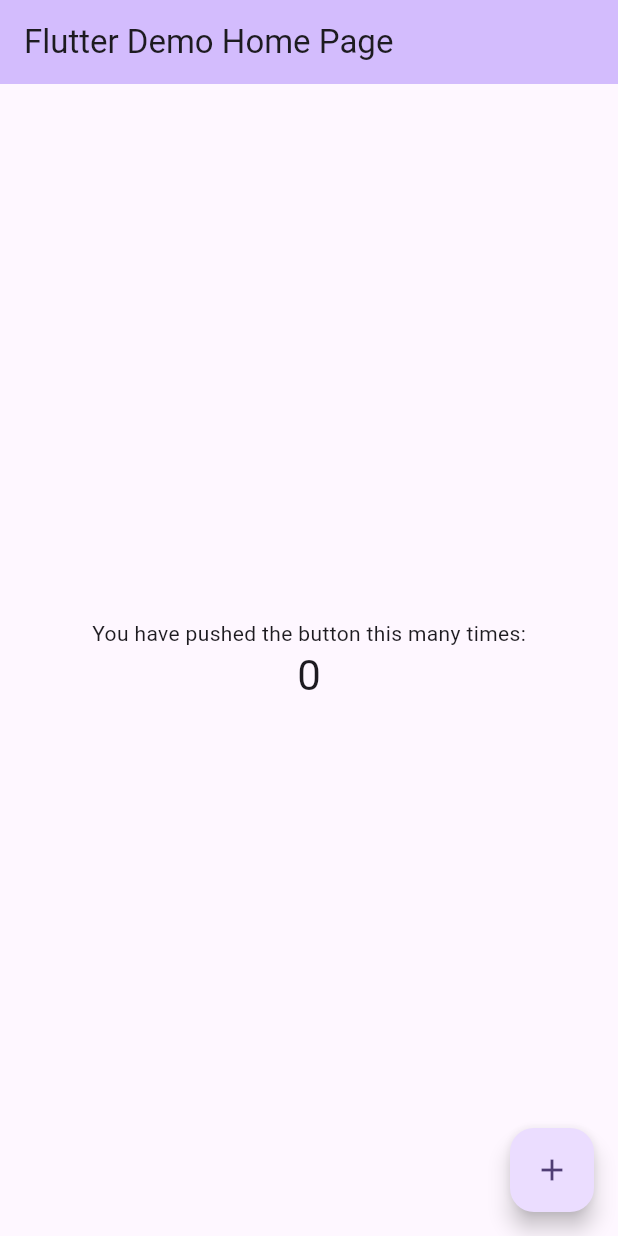
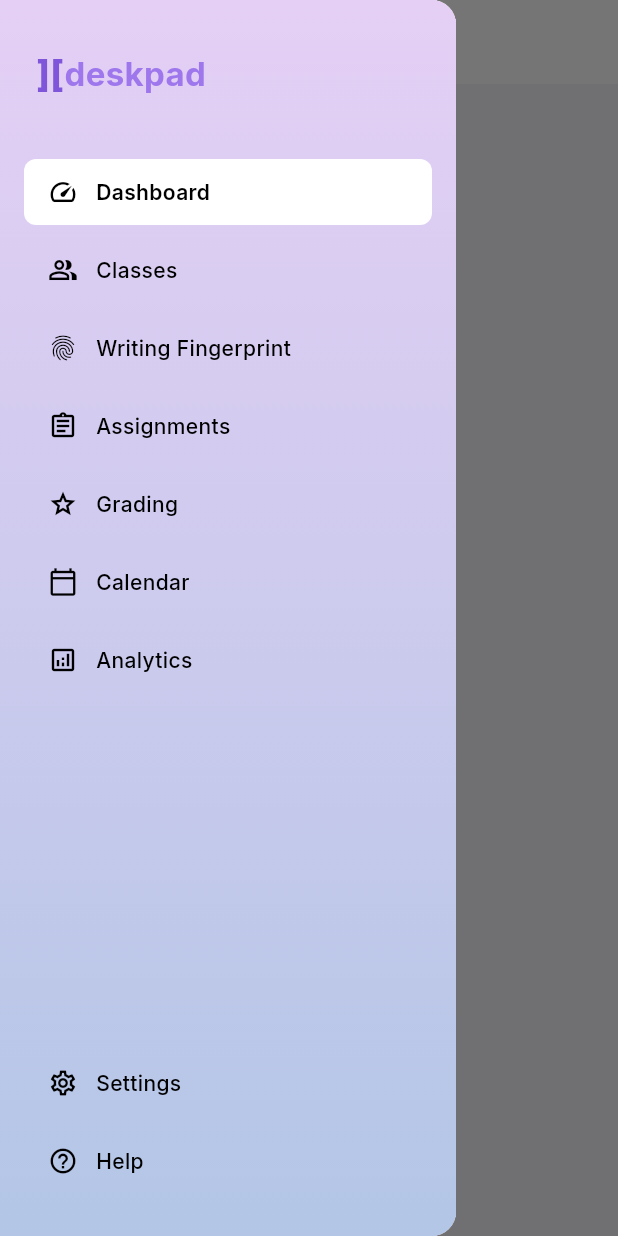
Before and after one commit to IMMANUEL-88/deskpad, a Flutter app: the screen it shows after launch, with the side drawer open (before the commit the screen has no drawer), on a phone screen of 412 x 824 dp. Run offline on Flutter 3.47's test engine with Material 3 defaults, Android fonts, the phone set to English and light mode, and no system bars; our stand-ins replace equatable, flutter_bloc, google_fonts.

Commit message:
Add Navigation logic, Sidemenu, Responsiveness

```diff
--- /dev/null
+++ b/lib/logic/navigation_cubit.dart
@@ -0,0 +1,11 @@
+import 'package:flutter_bloc/flutter_bloc.dart';
+
+enum NavigationTab { dashboard, classes, fingerprints, assignments, grading, calendar, analytics, settings, help }
+
+class NavigationCubit extends Cubit<int> {
+  NavigationCubit() : super(0); // Default to Dashboard (Index 0)
+
+  void selectTab(int index) {
+    emit(index);
+  }
+}
--- a/lib/main.dart
+++ b/lib/main.dart
@@ -1,122 +1,21 @@
 import 'package:flutter/material.dart';
+import 'core/theme/app_theme.dart';
+import 'presentation/screens/deskpad_shell.dart';
 
 void main() {
-  runApp(const MyApp());
+  runApp(const DeskpadApp());
 }
 
-class MyApp extends StatelessWidget {
-  const MyApp({super.key});
+class DeskpadApp extends StatelessWidget {
+  const DeskpadApp({super.key});
 
-  // This widget is the root of your application.
   @override
   Widget build(BuildContext context) {
     return MaterialApp(
-      title: 'Flutter Demo',
-      theme: ThemeData(
-        // This is the theme of your application.
-        //
-        // TRY THIS: Try running your application with "flutter run". You'll see
-        // the application has a purple toolbar. Then, without quitting the app,
-        // try changing the seedColor in the colorScheme below to Colors.green
-        // and then invoke "hot reload" (save your changes or press the "hot
-        // reload" button in a Flutter-supported IDE, or press "r" if you used
-        // the command line to start the app).
-        //
-        // Notice that the counter didn't reset back to zero; the application
-        // state is not lost during the reload. To reset the state, use hot
-        // restart instead.
-        //
-        // This works for code too, not just values: Most code changes can be
-        // tested with just a hot reload.
-        colorScheme: ColorScheme.fromSeed(seedColor: Colors.deepPurple),
-      ),
-      home: const MyHomePage(title: 'Flutter Demo Home Page'),
+      title: 'Deskpad',
+      debugShowCheckedModeBanner: false,
+      theme: AppTheme.lightTheme,
+      home: const DeskpadShell(),
     );
   }
 }
-
-class MyHomePage extends StatefulWidget {
-  const MyHomePage({super.key, required this.title});
-
-  // This widget is the home page of your application. It is stateful, meaning
-  // that it has a State object (defined below) that contains fields that affect
-  // how it looks.
-
-  // This class is the configuration for the state. It holds the values (in this
-  // case the title) provided by the parent (in this case the App widget) and
-  // used by the build method of the State. Fields in a Widget subclass are
-  // always marked "final".
-
-  final String title;
-
-  @override
-  State<MyHomePage> createState() => _MyHomePageState();
-}
-
-class _MyHomePageState extends State<MyHomePage> {
-  int _counter = 0;
-
-  void _incrementCounter() {
-    setState(() {
-      // This call to setState tells the Flutter framework that something has
-      // changed in this State, which causes it to rerun the build method below
-      // so that the display can reflect the updated values. If we changed
-      // _counter without calling setState(), then the build method would not be
-      // called again, and so nothing would appear to happen.
-      _counter++;
-    });
-  }
-
-  @override
-  Widget build(BuildContext context) {
-    // This method is rerun every time setState is called, for instance as done
-    // by the _incrementCounter method above.
-    //
-    // The Flutter framework has been optimized to make rerunning build methods
-    // fast, so that you can just rebuild anything that needs updating rather
-    // than having to individually change instances of widgets.
-    return Scaffold(
-      appBar: AppBar(
-        // TRY THIS: Try changing the color here to a specific color (to
-        // Colors.amber, perhaps?) and trigger a hot reload to see the AppBar
-        // change color while the other colors stay the same.
-        backgroundColor: Theme.of(context).colorScheme.inversePrimary,
-        // Here we take the value from the MyHomePage object that was created by
-        // the App.build method, and use it to set our appbar title.
-        title: Text(widget.title),
-      ),
-      body: Center(
-        // Center is a layout widget. It takes a single child and positions it
-        // in the middle of the parent.
-        child: Column(
-          // Column is also a layout widget. It takes a list of children and
-          // arranges them vertically. By default, it sizes itself to fit its
-          // children horizontally, and tries to be as tall as its parent.
-          //
-          // Column has various properties to control how it sizes itself and
-          // how it positions its children. Here we use mainAxisAlignment to
-          // center the children vertically; the main axis here is the vertical
-          // axis because Columns are vertical (the cross axis would be
-          // horizontal).
-          //
-          // TRY THIS: Invoke "debug painting" (choose the "Toggle Debug Paint"
-          // action in the IDE, or press "p" in the console), to see the
-          // wireframe for each widget.
-          mainAxisAlignment: MainAxisAlignment.center,
-          children: <Widget>[
-            const Text('You have pushed the button this many times:'),
-            Text(
-              '$_counter',
-              style: Theme.of(context).textTheme.headlineMedium,
-            ),
-          ],
-        ),
-      ),
-      floatingActionButton: FloatingActionButton(
-        onPressed: _incrementCounter,
-        tooltip: 'Increment',
-        child: const Icon(Icons.add),
-      ), // This trailing comma makes auto-formatting nicer for build methods.
-    );
-  }
-}
--- /dev/null
+++ b/lib/presentation/screens/deskpad_shell.dart
@@ -0,0 +1,73 @@
+import 'package:flutter/material.dart';
+import 'package:flutter_bloc/flutter_bloc.dart';
+import '../../logic/navigation_cubit.dart';
+import '../widgets/side_menu.dart';
+// Placeholders for future screens
+// import 'dashboard_screen.dart'; // We will create this in Day 4
+// import 'classes_screen.dart';   // We will create this in Day 5
+
+class DeskpadShell extends StatelessWidget {
+  const DeskpadShell({super.key});
+
+  @override
+  Widget build(BuildContext context) {
+    return BlocProvider(
+      create: (_) => NavigationCubit(),
+      child: const _DeskpadShellView(),
+    );
+  }
+}
+
+class _DeskpadShellView extends StatelessWidget {
+  const _DeskpadShellView();
+
+  @override
+  Widget build(BuildContext context) {
+    final selectedIndex = context.watch<NavigationCubit>().state;
+
+    return LayoutBuilder(
+      builder: (context, constraints) {
+        // Desktop Layout
+        if (constraints.maxWidth > 900) {
+          return Scaffold(
+            body: Row(
+              children: [
+                const SideMenu(),
+                Expanded(
+                  child: _getPage(selectedIndex),
+                ),
+              ],
+            ),
+          );
+        }
+
+        // Mobile/Tablet Layout
+        else {
+          return Scaffold(
+            appBar: AppBar(
+              backgroundColor: Colors.white,
+              elevation: 0,
+              iconTheme: const IconThemeData(color: Colors.black87),
+              title: const Text("Deskpad", style: TextStyle(color: Colors.black87)),
+            ),
+            drawer: const Drawer(
+              child: SideMenu(), // Reusing the same sidebar widget
+            ),
+            body: _getPage(selectedIndex),
+          );
+        }
+      },
+    );
+  }
+
+  Widget _getPage(int index) {
+    switch (index) {
+      case 0:
+        return const Center(child: Text("Dashboard (Coming Day 4)"));
+      case 1:
+        return const Center(child: Text("Classes (Coming Day 5)"));
+      default:
+        return Center(child: Text("Page Index: $index"));
+    }
+  }
+}
--- /dev/null
+++ b/lib/presentation/widgets/side_menu.dart
@@ -0,0 +1,165 @@
+import 'package:flutter/material.dart';
+import 'package:flutter_bloc/flutter_bloc.dart';
+import 'package:google_fonts/google_fonts.dart';
+import '../../logic/navigation_cubit.dart';
+import '../../core/theme/app_theme.dart';
+
+class SideMenu extends StatelessWidget {
+  const SideMenu({super.key});
+
+  @override
+  Widget build(BuildContext context) {
+    // The sidebar background color from the image (Soft Periwinkle/Lavender)
+    final sidebarColor = const Color(0xFFDCDCF9);
+    final sidebarGradient = const LinearGradient(
+      colors: [Color(0xffe5cff5), Color(0xFFb3c6e6)],
+      begin: Alignment.topCenter,
+      end: Alignment.bottomCenter,
+    );
+
+    return Container(
+      width: 260,
+      // color: sidebarColor,
+      decoration: BoxDecoration(gradient: sidebarGradient),
+      child: Column(
+        children: [
+          _buildLogo(),
+          const SizedBox(height: 30),
+          // Main Navigation Items
+          Expanded(
+            child: ListView(
+              padding: const EdgeInsets.symmetric(horizontal: 16),
+              children: [
+                _SideMenuItem(index: 0, label: 'Dashboard', icon: Icons.speed),
+                _SideMenuItem(
+                  index: 1,
+                  label: 'Classes',
+                  icon: Icons.people_alt_outlined,
+                ),
+                _SideMenuItem(
+                  index: 2,
+                  label: 'Writing Fingerprint',
+                  icon: Icons.fingerprint,
+                ),
+                _SideMenuItem(
+                  index: 3,
+                  label: 'Assignments',
+                  icon: Icons.assignment_outlined,
+                ),
+                _SideMenuItem(
+                  index: 4,
+                  label: 'Grading',
+                  icon: Icons.grade_outlined,
+                ),
+                _SideMenuItem(
+                  index: 5,
+                  label: 'Calendar',
+                  icon: Icons.calendar_today_outlined,
+                ),
+                _SideMenuItem(
+                  index: 6,
+                  label: 'Analytics',
+                  icon: Icons.analytics_outlined,
+                ),
+              ],
+            ),
+          ),
+          // Bottom Navigation Items
+          Padding(
+            padding: const EdgeInsets.symmetric(horizontal: 16, vertical: 20),
+            child: Column(
+              children: [
+                _SideMenuItem(
+                  index: 7,
+                  label: 'Settings',
+                  icon: Icons.settings_outlined,
+                ),
+                _SideMenuItem(
+                  index: 8,
+                  label: 'Help',
+                  icon: Icons.help_outline,
+                ),
+              ],
+            ),
+          ),
+        ],
+      ),
+    );
+  }
+
+  Widget _buildLogo() {
+    return Padding(
+      padding: const EdgeInsets.fromLTRB(24, 32, 24, 10),
+      child: Row(
+        children: [
+          Text(
+            '][',
+            style: GoogleFonts.inter(
+              fontSize: 24,
+              fontWeight: FontWeight.w800,
+              color: AppTheme.primaryColor,
+            ),
+          ),
+          Text(
+            'deskpad',
+            style: GoogleFonts.inter(
+              fontSize: 22,
+              fontWeight: FontWeight.bold,
+              color: const Color(0xFF9E77ED),
+            ),
+          ),
+        ],
+      ),
+    );
+  }
+}
+
+class _SideMenuItem extends StatelessWidget {
+  final int index;
+  final String label;
+  final IconData icon;
+
+  const _SideMenuItem({
+    required this.index,
+    required this.label,
+    required this.icon,
+  });
+
+  @override
+  Widget build(BuildContext context) {
+    final selectedIndex = context.watch<NavigationCubit>().state;
+    final isSelected = selectedIndex == index;
+
+    return Padding(
+      padding: const EdgeInsets.only(bottom: 8),
+      child: Material(
+        color: Colors.transparent,
+        child: InkWell(
+          onTap: () => context.read<NavigationCubit>().selectTab(index),
+          borderRadius: BorderRadius.circular(8),
+          child: Container(
+            padding: const EdgeInsets.symmetric(vertical: 12, horizontal: 16),
+            decoration: BoxDecoration(
+              color: isSelected ? Colors.white : Colors.transparent,
+              borderRadius: BorderRadius.circular(8),
+            ),
+            child: Row(
+              children: [
+                Icon(icon, size: 20, color: Colors.black),
+                const SizedBox(width: 12),
+                Text(
+                  label,
+                  style: GoogleFonts.inter(
+                    fontSize: 14,
+                    fontWeight: isSelected ? FontWeight.w600 : FontWeight.w500,
+                    color: Colors.black,
+                  ),
+                ),
+              ],
+            ),
+          ),
+        ),
+      ),
+    );
+  }
+}
```
